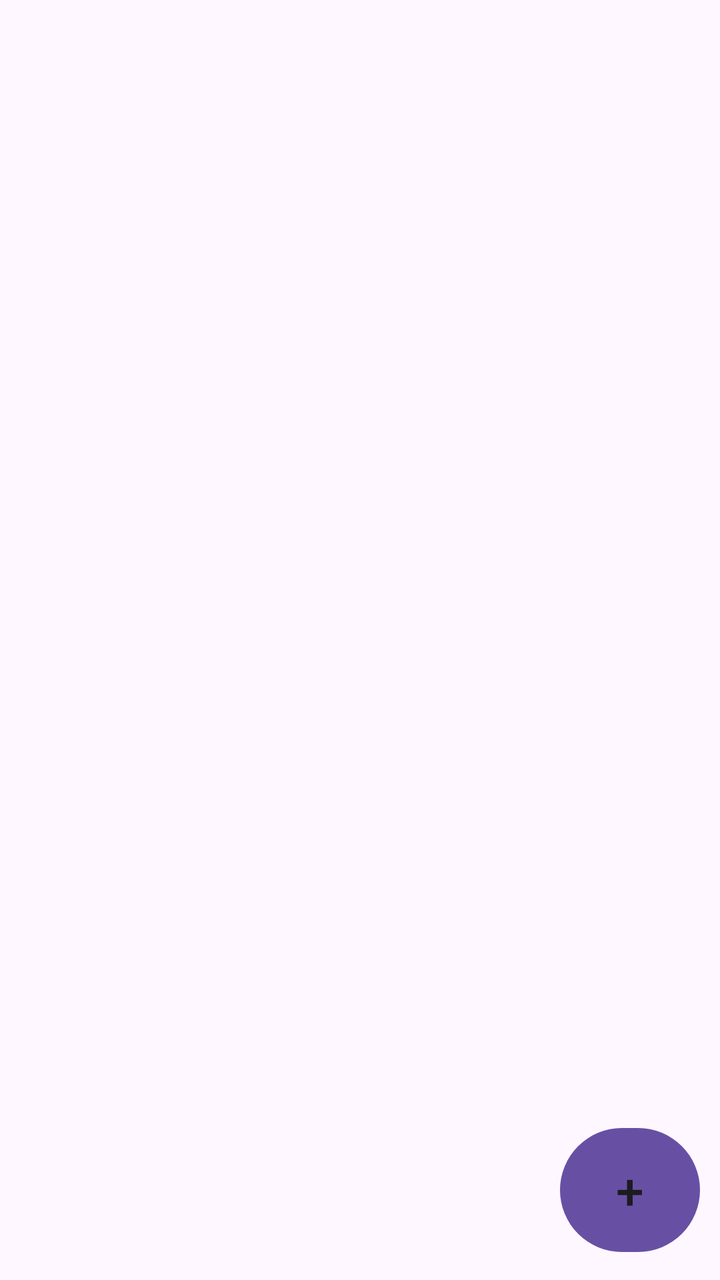
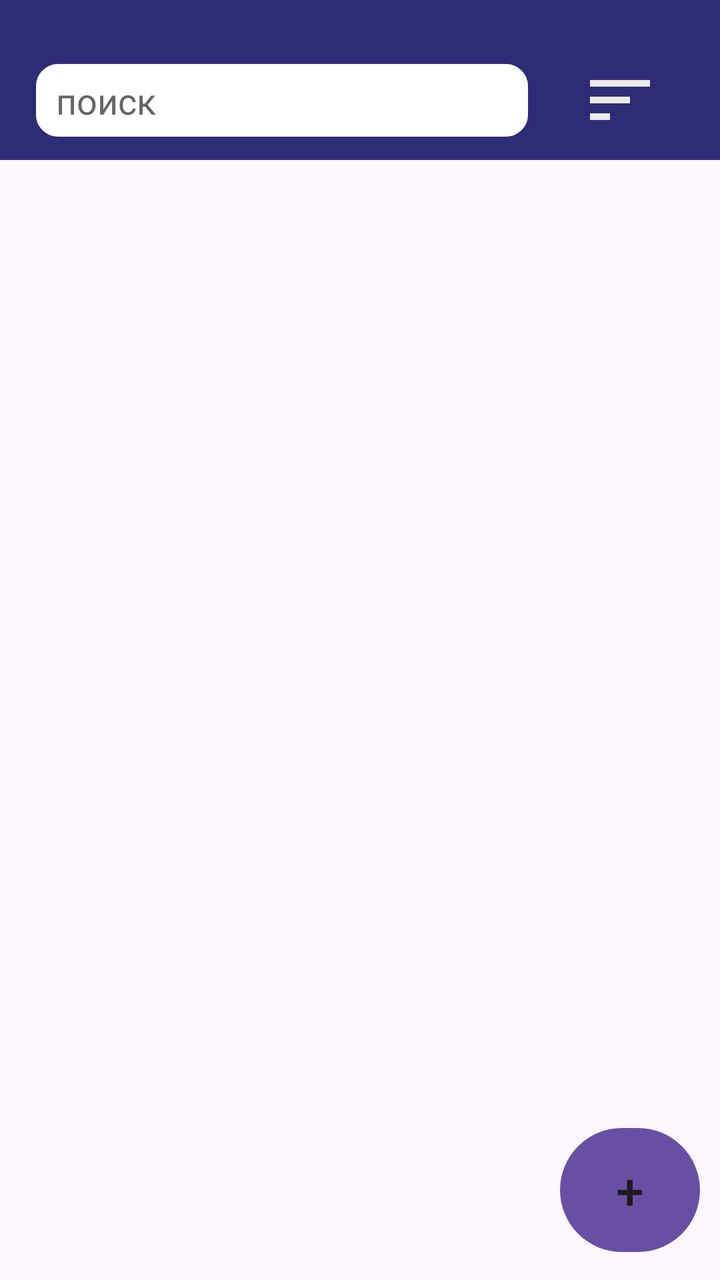

An Android layout rendered at two revisions. The XML below is the earlier revision; the diff shows what the commit changed to produce the second picture.
<!-- AndroidManifest.xml: application theme Theme.ToDoList -->
<!-- res/layout/fragment_list.xml -->
<?xml version="1.0" encoding="utf-8"?>
<androidx.constraintlayout.widget.ConstraintLayout
    xmlns:android="http://schemas.android.com/apk/res/android"
    xmlns:app="http://schemas.android.com/apk/res-auto"
    xmlns:tools="http://schemas.android.com/tools"
    android:layout_width="match_parent"
    android:layout_height="match_parent">

    <androidx.coordinatorlayout.widget.CoordinatorLayout
        android:layout_width="match_parent"
        android:layout_height="match_parent">

        <com.google.android.material.appbar.AppBarLayout
            android:id="@+id/appBarLayout"
            android:layout_width="match_parent"
            android:layout_height="175dp"
            app:expanded="false">

            <com.google.android.material.appbar.CollapsingToolbarLayout
                android:layout_width="match_parent"
                android:layout_height="match_parent"
                android:minHeight="80dp"
                app:contentScrim="#2D2D76"
                app:layout_scrollFlags="scroll|snap|exitUntilCollapsed">

                <Toolbar
                    android:id="@+id/toolbar"
                    android:layout_width="match_parent"
                    android:layout_height="80dp"
                    android:background="#2D2D76">

                    <EditText
                        android:id="@+id/search"
                        android:layout_width="250dp"
                        android:layout_height="wrap_content"
                        android:layout_marginTop="30dp"
                        android:background="@drawable/rounded_edittext"
                        android:hint="поиск"
                        android:textColor="#111111"
                        android:textColorHint="#686565"
                        app:layout_collapseMode="pin"

                        android:inputType="text"
                        android:maxLines="1"
                        android:imeOptions="actionSearch"
                        />

                    <ImageButton
                        android:id="@+id/sort_button_id"
                        android:layout_width="40dp"
                        android:layout_height="40dp"
                        android:layout_gravity="right|center_vertical"
                        android:layout_marginTop="30dp"
                        android:layout_marginRight="30dp"
                        android:background="@drawable/sort"
                        app:layout_collapseMode="pin"/>
                </Toolbar>

            </com.google.android.material.appbar.CollapsingToolbarLayout>


        </com.google.android.material.appbar.AppBarLayout>

        <androidx.recyclerview.widget.RecyclerView
            android:id="@+id/list"
            android:layout_width="match_parent"
            android:layout_height="match_parent"

            app:layoutManager="androidx.recyclerview.widget.LinearLayoutManager"

            app:layout_behavior="@string/appbar_scrolling_view_behavior"/>

        <Button
            android:id="@+id/add_record"
            style="@style/BtnAddRecord"
            android:layout_width="70dp"
            android:layout_height="70dp"
            android:layout_gravity="bottom|end"
            android:layout_marginRight="10dp"
            android:layout_marginBottom="10dp" />



    </androidx.coordinatorlayout.widget.CoordinatorLayout>
</androidx.constraintlayout.widget.ConstraintLayout>
<!-- resources referenced by this layout -->
<resources>
  <!-- drawable rounded_edittext (drawable) -->
  <?xml version="1.0" encoding="utf-8"?>
  <shape xmlns:android="http://schemas.android.com/apk/res/android"
      android:shape="rectangle">
  
      <corners android:radius="12dp" />
  
      <solid android:color="#FFFFFF" />
  
      <stroke
          android:width="2dp"
          android:color="#2D2D76" />
  
      <padding
          android:left="12dp"
          android:top="8dp"
          android:right="12dp"
          android:bottom="8dp" />
  </shape>
  <!-- drawable sort (drawable) -->
  <vector xmlns:android="http://schemas.android.com/apk/res/android" android:autoMirrored="true" android:height="20dp" android:tint="#EFEAEA" android:viewportHeight="24" android:viewportWidth="24" android:width="20dp">
        
      <path android:fillColor="@android:color/white" android:pathData="M3,18h6v-2L3,16v2zM3,6v2h18L21,6L3,6zM3,13h12v-2L3,11v2z"/>
      
  </vector>
  <style name="BtnAddRecord" parent="Btn">
          <item name="cornerRadius">35dp</item>
          <item name="android:textSize">25sp</item>
          <item name="android:text">+</item>
      </style>
  <style name="Theme.ToDoList" parent="Base.Theme.ToDoList" />
  <style name="Btn" parent="TextAppearance.MaterialComponents.Button">
  
      </style>
  <style name="Base.Theme.ToDoList" parent="Theme.Material3.DayNight.NoActionBar">
          
          
      </style>
</resources>

<!-- the commit's change to res/layout/fragment_list.xml (unified diff, before → after) -->
@@ -23,11 +23,62 @@
                 app:contentScrim="#2D2D76"
                 app:layout_scrollFlags="scroll|snap|exitUntilCollapsed">
 
+                <LinearLayout
+                    android:layout_width="match_parent"
+                    android:layout_height="95dp"
+                    android:layout_gravity="bottom"
+                    android:gravity="center_vertical"
+                    android:orientation="horizontal"
+                    android:paddingHorizontal="16dp"
+                    android:background="#C2AEDC">
+
+                  <Button
+                      android:id="@+id/all_id"
+                      android:layout_height="45dp"
+                      android:layout_width="65dp"
+                      android:layout_weight="1"
+                      android:layout_margin="5dp"
+                      android:text="all"
+                      />
+
+                    <Button
+                        android:id="@+id/test1"
+                        android:layout_height="45dp"
+                        android:layout_width="65dp"
+                        android:layout_weight="1"
+                        android:layout_margin="5dp"
+                        android:text="all"
+                        />
+
+                    <Button
+                        android:id="@+id/test2"
+                        android:layout_height="45dp"
+                        android:layout_width="65dp"
+                        android:layout_weight="1"
+                        android:layout_margin="5dp"
+                        android:text="all"
+                        />
+
+                    <Button
+                        android:id="@+id/test3"
+                        android:layout_height="45dp"
+                        android:layout_width="65dp"
+                        android:layout_weight="1"
+                        android:layout_margin="5dp"
+                        android:text="all"
+                        />
+
+                </LinearLayout>
+
                 <Toolbar
                     android:id="@+id/toolbar"
                     android:layout_width="match_parent"
                     android:layout_height="80dp"
-                    android:background="#2D2D76">
+                    android:background="#2D2D76"
+                    app:layout_collapseMode="pin"
+                    android:elevation="8dp"
+                    android:focusable="true"
+                    android:focusableInTouchMode="true">
 
                     <EditText
                         android:id="@+id/search"
@@ -38,7 +89,7 @@
                         android:hint="поиск"
                         android:textColor="#111111"
                         android:textColorHint="#686565"
-                        app:layout_collapseMode="pin"
+
 
                         android:inputType="text"
                         android:maxLines="1"
@@ -52,8 +103,7 @@
                         android:layout_gravity="right|center_vertical"
                         android:layout_marginTop="30dp"
                         android:layout_marginRight="30dp"
-                        android:background="@drawable/sort"
-                        app:layout_collapseMode="pin"/>
+                        android:background="@drawable/sort" />
                 </Toolbar>
 
             </com.google.android.material.appbar.CollapsingToolbarLayout>
